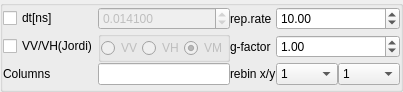
Fluorescence-Tools/chisurf, file chisurf/gui/widgets/experiments/tcspc/tcspc_csv.ui: the form before one commit.
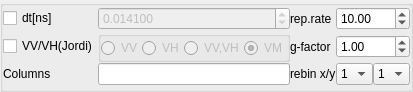
The form after the commit.

Commit message:
Refactor TCSPC polarization handling and add `polarization_type` property
- Added `polarization_type` property with getter and setter for improved control and state management.
- Refactored signal handling to block/unblock signals during updates to prevent unwanted emissions.
- Unified polarization type updates in GUI and ensured consistent behavior across `VM`, `VV`, and `VH` options.
- Enhanced `hide_roation_parameters` logic for streamlined UI behavior.

Diff of the .ui file:
```diff
--- a/chisurf/gui/widgets/experiments/tcspc/tcspc_csv.ui
+++ b/chisurf/gui/widgets/experiments/tcspc/tcspc_csv.ui
@@ -310,6 +310,13 @@
            </property>
           </widget>
          </item>
+         <item>
+          <widget class="QRadioButton" name="radioButton_4">
+           <property name="text">
+            <string>VV,VH</string>
+           </property>
+          </widget>
+         </item>
          <item>
           <widget class="QRadioButton" name="radioButton">
            <property name="text">
```
Left out of the diff: 16 changed lines with no effect on the pictures. The commit also changes 2 other files.
